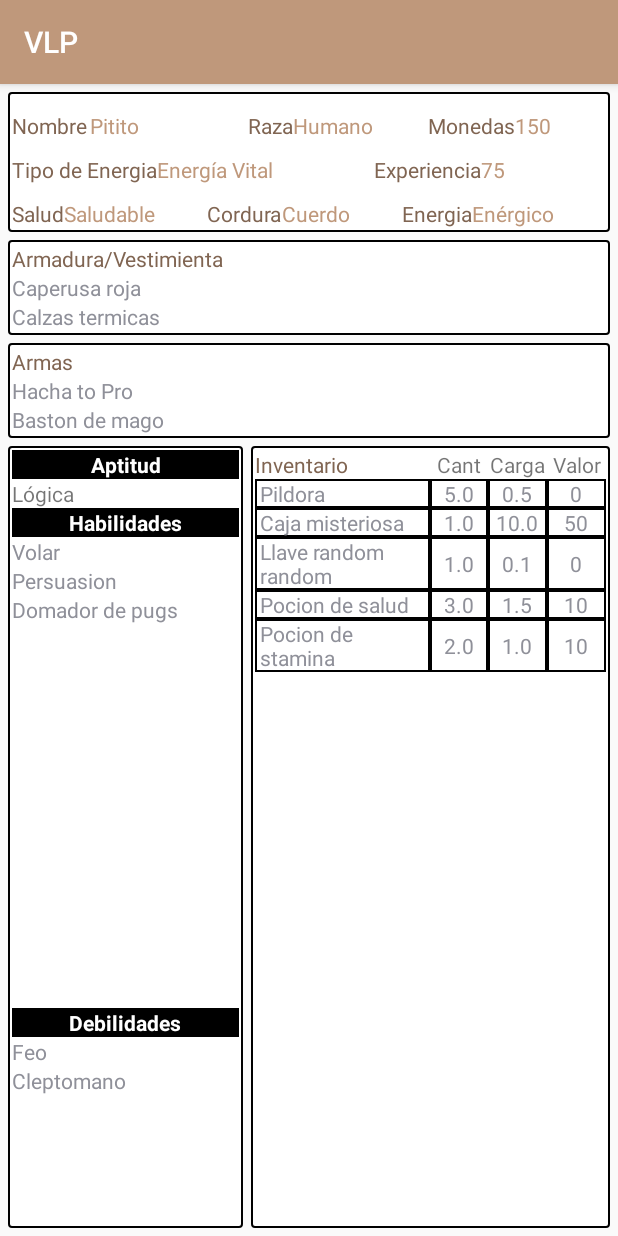
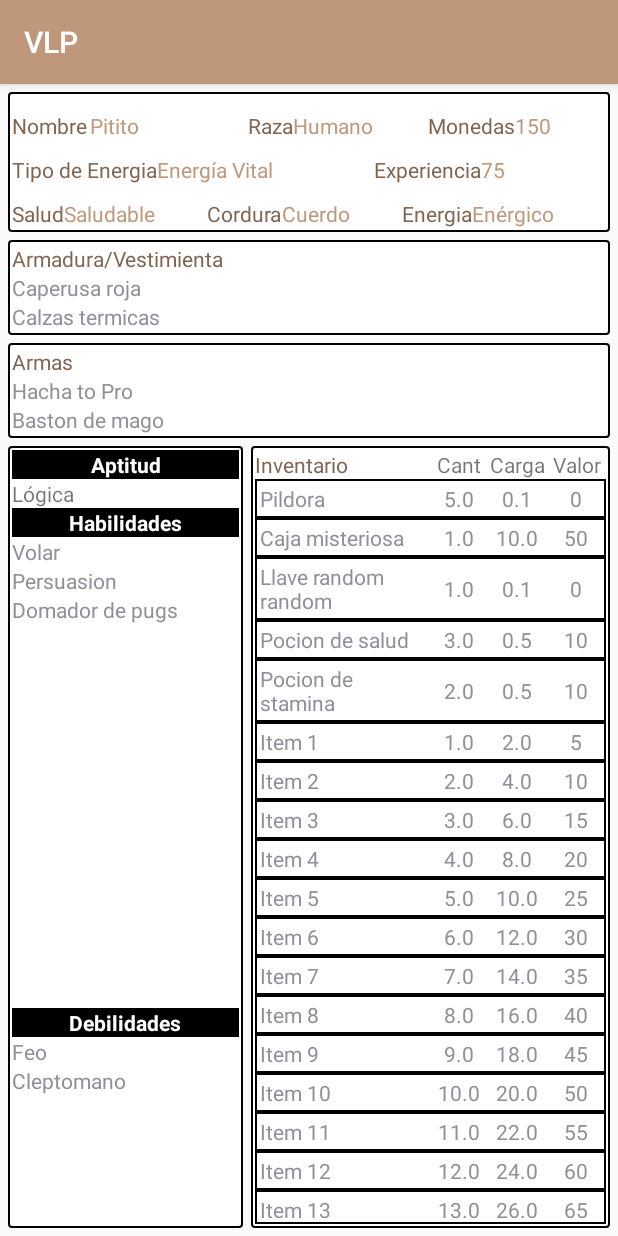
Before and after one commit to tomasdozo/VLP, an Android app: the screen it shows after launch (MainActivity), on a phone screen of 412 x 824 dp. Run offline under Robolectric (Android 15) with nearby library versions, the light colour scheme and no system bars.

Commit message:
Inventory 1.2

```diff
--- a/app/src/main/java/com/tdozo/vlp/MainActivity.java
+++ b/app/src/main/java/com/tdozo/vlp/MainActivity.java
@@ -135,6 +135,7 @@ public class MainActivity extends AppCompatActivity {
         }
         for (Item item : cha.getInventory().getItems()) {
             TableRow row = new TableRow(getBaseContext());
+            row.setBackground(ContextCompat.getDrawable(this, R.drawable.border));
             row.setGravity(Gravity.CENTER_VERTICAL);
 
 
@@ -142,9 +143,8 @@ public class MainActivity extends AppCompatActivity {
             col0.setText(item.getName());
             col0.setTextAlignment(View.TEXT_ALIGNMENT_TEXT_START);
             col0.setLayoutParams(new TableRow.LayoutParams(0, ViewGroup.LayoutParams.WRAP_CONTENT, 3.0f));
-            col0.setBackground(ContextCompat.getDrawable(this, R.drawable.border));
             col0.setGravity(Gravity.CENTER_VERTICAL);
-            col0.setPadding(5, 0, 5, 0);
+            col0.setPadding(5, 5, 0, 5);
             row.addView(col0);
 
             TableRow.LayoutParams param = new TableRow.LayoutParams(0, ViewGroup.LayoutParams.MATCH_PARENT, 1.0f);
@@ -153,16 +153,13 @@ public class MainActivity extends AppCompatActivity {
             col1.setText(String.valueOf(item.getQuantity()));
             col1.setTextAlignment(View.TEXT_ALIGNMENT_CENTER);
             col1.setLayoutParams(param);
-            col1.setBackground(ContextCompat.getDrawable(this, R.drawable.border));
             col1.setGravity(Gravity.CENTER_VERTICAL);
-
             row.addView(col1);
 
             TextView col2 = new TextView(getBaseContext());
             col2.setText(String.valueOf(item.getWeight()));
             col2.setTextAlignment(View.TEXT_ALIGNMENT_CENTER);
             col2.setLayoutParams(param);
-            col2.setBackground(ContextCompat.getDrawable(this, R.drawable.border));
             col2.setGravity(Gravity.CENTER_VERTICAL);
             row.addView(col2);
 
@@ -170,7 +167,6 @@ public class MainActivity extends AppCompatActivity {
             col3.setText(String.valueOf(item.getValue()));
             col3.setTextAlignment(View.TEXT_ALIGNMENT_CENTER);
             col3.setLayoutParams(param);
-            col3.setBackground(ContextCompat.getDrawable(this, R.drawable.border));
             col3.setGravity(Gravity.CENTER_VERTICAL);
             row.addView(col3);
 
@@ -203,6 +199,9 @@ public class MainActivity extends AppCompatActivity {
         cha.addItem("Llave random random", 1, 0.1);
         cha.addItem("Pocion de salud", 3, 0.5, 10);
         cha.addItem("Pocion de stamina", 2, 0.5, 10);
+        for (int i = 1; i <= 20; i++) {
+            cha.addItem("Item " + i, i, i * 2, i * 5);
+        }
 
         //seed armas
         cha.addWeapon("Hacha to Pro", "1/2/3", Aptitude.VIG, "Propiedad del super hacha noob", 0, 2, 1.5, 0);
--- a/app/src/main/java/com/tdozo/vlp/classes/Inventory.java
+++ b/app/src/main/java/com/tdozo/vlp/classes/Inventory.java
@@ -34,7 +34,7 @@ public class Inventory implements Serializable {
     public void calculateWeight() {
         double aux = 0;
         for (Item item : items) {
-            aux = +item.getWeight();
+            aux += item.getTotalWeight();
         }
         weight = aux;
     }
--- a/app/src/main/java/com/tdozo/vlp/classes/Item.java
+++ b/app/src/main/java/com/tdozo/vlp/classes/Item.java
@@ -22,8 +22,7 @@ public class Item extends Stuff {
         this.quantity = quantity;
     }
 
-    @Override
-    public double getWeight() {
+    public double getTotalWeight() {
         return super.getWeight() * quantity;
     }
 }
--- a/app/src/main/res/drawable/border.xml
+++ b/app/src/main/res/drawable/border.xml
@@ -3,5 +3,4 @@
     <stroke
         android:width="1dp"
         android:color="@color/black" />
-    <solid android:color="@color/white" />
 </shape>
--- a/app/src/main/res/layout/activity_main.xml
+++ b/app/src/main/res/layout/activity_main.xml
@@ -296,13 +296,6 @@
         app:layout_constraintStart_toStartOf="@+id/guideline5"
         app:layout_constraintTop_toBottomOf="@+id/scrollView3">
 
-        <TextView
-            android:id="@+id/textView3"
-            android:layout_width="wrap_content"
-            android:layout_height="wrap_content"
-            android:layout_weight="1"
-            android:text="TextView" />
-
         <LinearLayout
             android:layout_width="match_parent"
             android:layout_height="wrap_content"
@@ -344,7 +337,8 @@
 
         <ScrollView
             android:layout_width="match_parent"
-            android:layout_height="match_parent">
+            android:layout_height="wrap_content"
+            android:background="@drawable/border">
 
             <TableLayout
                 android:id="@+id/inventory"
```
